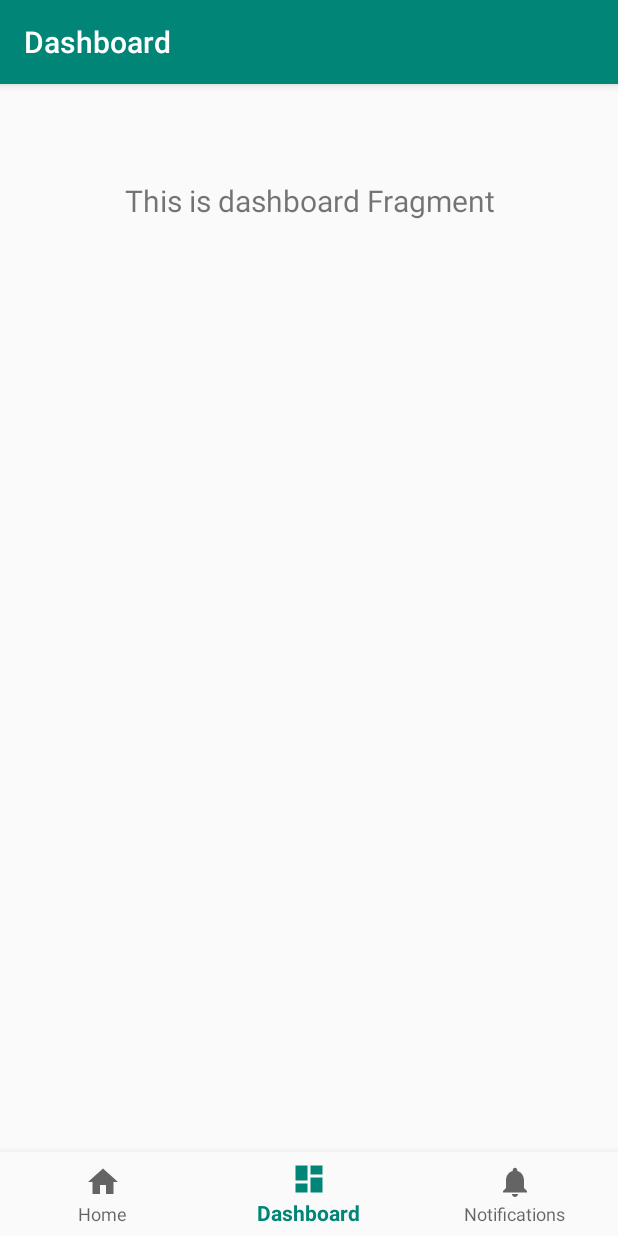
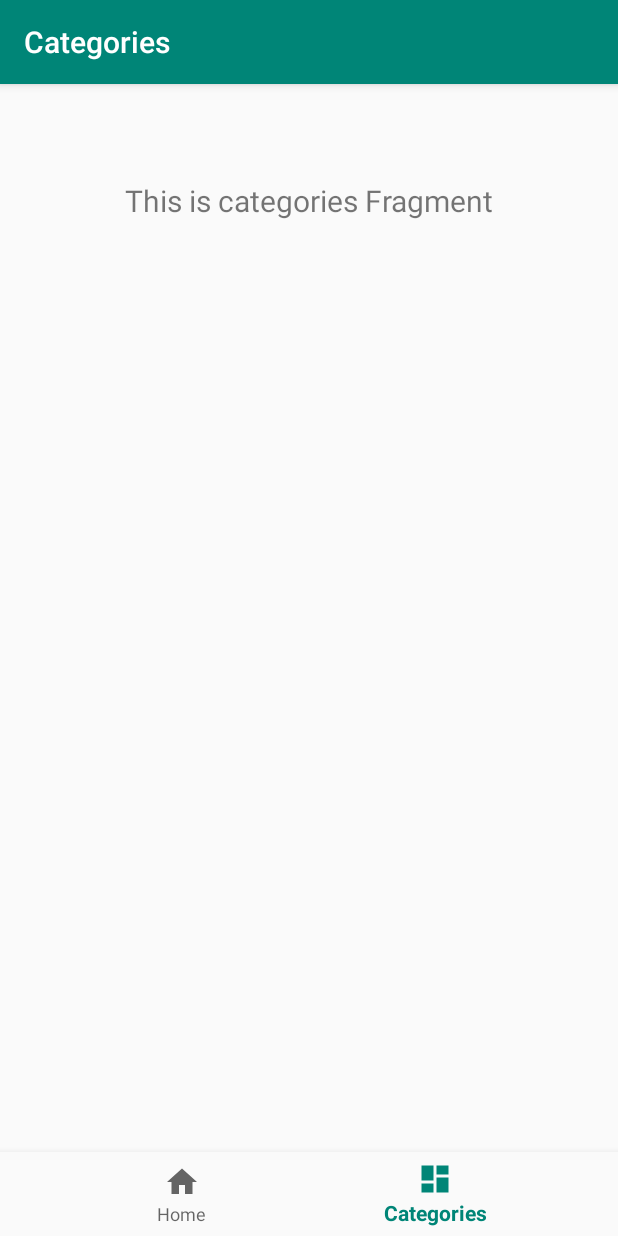
Before and after one commit to Timurrrka/PhotoExplorer, an Android app: the CategoriesFragment screen opened through its navigation route, on a phone screen of 412 x 824 dp. Run offline under Robolectric (Android 15) with nearby library versions, the phone set to English and light mode, and no system bars; our stand-ins replace navigation-ui.

Commit message:
changes in navigation bar.

```diff
--- a/app/src/main/java/ru/musintimur/photoexplorer/MainActivity.kt
+++ b/app/src/main/java/ru/musintimur/photoexplorer/MainActivity.kt
@@ -19,7 +19,7 @@ class MainActivity : AppCompatActivity() {
         // Passing each menu ID as a set of Ids because each
         // menu should be considered as top level destinations.
         val appBarConfiguration = AppBarConfiguration(setOf(
-                R.id.navigation_home, R.id.navigation_dashboard, R.id.navigation_notifications))
+                R.id.navigation_home, R.id.navigation_categories))
         setupActionBarWithNavController(navController, appBarConfiguration)
         navView.setupWithNavController(navController)
     }
--- a/app/src/main/java/ru/musintimur/photoexplorer/ui/dashboard/DashboardFragment.kt
+++ b/app/src/main/java/ru/musintimur/photoexplorer/ui/categories/CategoriesFragment.kt
@@ -1,4 +1,4 @@
-package ru.musintimur.photoexplorer.ui.dashboard
+package ru.musintimur.photoexplorer.ui.categories
 
 import android.os.Bundle
 import android.view.LayoutInflater
@@ -10,20 +10,20 @@ import androidx.lifecycle.Observer
 import androidx.lifecycle.ViewModelProviders
 import ru.musintimur.photoexplorer.R
 
-class DashboardFragment : Fragment() {
+class CategoriesFragment : Fragment() {
 
-    private lateinit var dashboardViewModel: DashboardViewModel
+    private lateinit var categoriesViewModel: CategoriesViewModel
 
     override fun onCreateView(
             inflater: LayoutInflater,
             container: ViewGroup?,
             savedInstanceState: Bundle?
     ): View? {
-        dashboardViewModel =
-                ViewModelProviders.of(this).get(DashboardViewModel::class.java)
-        val root = inflater.inflate(R.layout.fragment_dashboard, container, false)
+        categoriesViewModel =
+                ViewModelProviders.of(this).get(CategoriesViewModel::class.java)
+        val root = inflater.inflate(R.layout.fragment_categories, container, false)
         val textView: TextView = root.findViewById(R.id.text_dashboard)
-        dashboardViewModel.text.observe(this, Observer {
+        categoriesViewModel.text.observe(this, Observer {
             textView.text = it
         })
         return root
--- a/app/src/main/java/ru/musintimur/photoexplorer/ui/dashboard/DashboardViewModel.kt
+++ b/app/src/main/java/ru/musintimur/photoexplorer/ui/categories/CategoriesViewModel.kt
@@ -1,13 +1,13 @@
-package ru.musintimur.photoexplorer.ui.dashboard
+package ru.musintimur.photoexplorer.ui.categories
 
 import androidx.lifecycle.LiveData
 import androidx.lifecycle.MutableLiveData
 import androidx.lifecycle.ViewModel
 
-class DashboardViewModel : ViewModel() {
+class CategoriesViewModel : ViewModel() {
 
     private val _text = MutableLiveData<String>().apply {
-        value = "This is dashboard Fragment"
+        value = "This is categories Fragment"
     }
     val text: LiveData<String> = _text
 }
--- a/app/src/main/res/menu/bottom_nav_menu.xml
+++ b/app/src/main/res/menu/bottom_nav_menu.xml
@@ -7,13 +7,8 @@
             android:title="@string/title_home"/>
 
     <item
-            android:id="@+id/navigation_dashboard"
+            android:id="@+id/navigation_categories"
             android:icon="@drawable/ic_dashboard_black_24dp"
-            android:title="@string/title_dashboard"/>
-
-    <item
-            android:id="@+id/navigation_notifications"
-            android:icon="@drawable/ic_notifications_black_24dp"
-            android:title="@string/title_notifications"/>
+            android:title="@string/title_categories"/>
 
 </menu>
--- a/app/src/main/res/navigation/mobile_navigation.xml
+++ b/app/src/main/res/navigation/mobile_navigation.xml
@@ -12,14 +12,9 @@
             tools:layout="@layout/fragment_home"/>
 
     <fragment
-            android:id="@+id/navigation_dashboard"
-            android:name="ru.musintimur.photoexplorer.ui.dashboard.DashboardFragment"
-            android:label="@string/title_dashboard"
-            tools:layout="@layout/fragment_dashboard"/>
+            android:id="@+id/navigation_categories"
+            android:name="ru.musintimur.photoexplorer.ui.categories.CategoriesFragment"
+            android:label="@string/title_categories"
+            tools:layout="@layout/fragment_categories"/>
 
-    <fragment
-            android:id="@+id/navigation_notifications"
-            android:name="ru.musintimur.photoexplorer.ui.notifications.NotificationsFragment"
-            android:label="@string/title_notifications"
-            tools:layout="@layout/fragment_notifications"/>
 </navigation>
--- a/app/src/main/res/values/strings.xml
+++ b/app/src/main/res/values/strings.xml
@@ -3,4 +3,5 @@
     <string name="title_home">Home</string>
     <string name="title_dashboard">Dashboard</string>
     <string name="title_notifications">Notifications</string>
+    <string name="title_categories">Categories</string>
 </resources>
```
Also changed, not shown: app/src/main/java/ru/musintimur/photoexplorer/ui/notifications/NotificationsFragment.kt (deleted, +0 -31 lines), app/src/main/java/ru/musintimur/photoexplorer/ui/notifications/NotificationsViewModel.kt (deleted, +0 -13 lines), app/src/main/res/layout/fragment_notifications.xml (deleted, +0 -22 lines), app/src/main/res/layout/fragment_categories.xml (renamed from app/src/main/res/layout/fragment_dashboard.xml).
